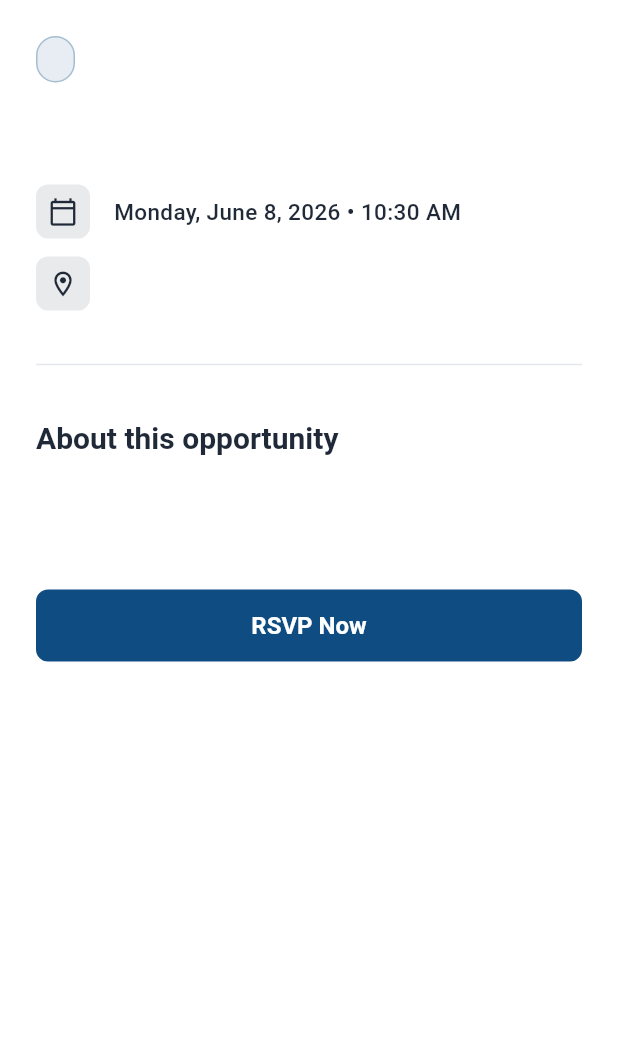
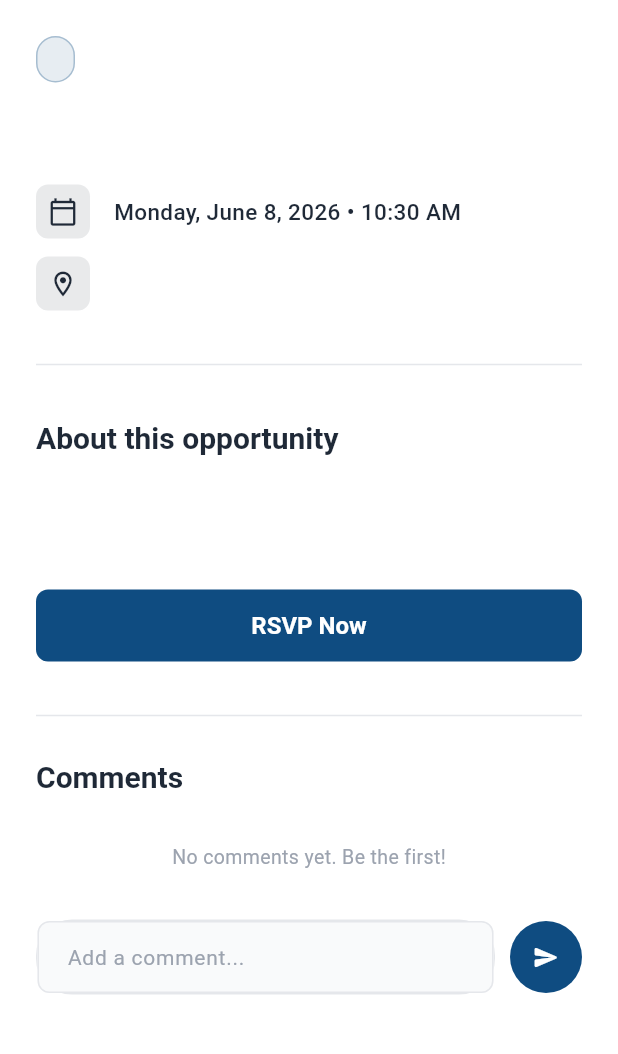
Before and after one commit to Anglebert-Dev/alu-connect, a Flutter app: the EventDetailsScreen screen opened directly with empty values, on a phone screen of 412 x 824 dp, the part 84-1138 px from its top. Run offline on Flutter 3.47's test engine with Material 3 defaults, Android fonts, the phone set to English and light mode, and no system bars; our stand-ins replace device_preview, shared_preferences; accounts and stored records are empty.

Commit message:
feat: implement comment and reply system with thread support for event discussions

```diff
--- /dev/null
+++ b/lib/features/discussion/models/comment_model.dart
@@ -0,0 +1,19 @@
+class CommentModel {
+  final String id;
+  final String eventId;
+  final String userId;
+  final String userName;
+  final String text;
+  final DateTime timestamp;
+  final List<CommentModel> replies;
+
+  CommentModel({
+    required this.id,
+    required this.eventId,
+    required this.userId,
+    required this.userName,
+    required this.text,
+    required this.timestamp,
+    List<CommentModel>? replies,
+  }) : replies = replies ?? [];
+}
--- a/lib/features/discussion/presentation/chat_screen.dart
+++ b/lib/features/discussion/presentation/chat_screen.dart
@@ -57,7 +57,7 @@ class _ChatScreenState extends State<ChatScreen> {
     final messages = appProvider.getMessagesForEvent(widget.event.id);
 
     return Scaffold(
-      appBar: CustomAppBar(title: 'Live Chat', showBackButton: true),
+      appBar: const CustomAppBar(title: 'Live Chat', showBackButton: true),
       backgroundColor: AppColors.background,
       body: Column(
         children: [
--- /dev/null
+++ b/lib/features/discussion/presentation/widgets/comments_section.dart
@@ -0,0 +1,140 @@
+import 'package:flutter/material.dart';
+import 'package:provider/provider.dart';
+import '../../../../core/theme/app_colors.dart';
+import '../../../../providers/app_provider.dart';
+import '../../../../providers/auth_provider.dart';
+import '../../models/comment_model.dart';
+import 'comment_tile.dart';
+
+class CommentsSection extends StatefulWidget {
+  final String eventId;
+
+  const CommentsSection({super.key, required this.eventId});
+
+  @override
+  State<CommentsSection> createState() => _CommentsSectionState();
+}
+
+class _CommentsSectionState extends State<CommentsSection> {
+  final TextEditingController _commentController = TextEditingController();
+  CommentModel? _replyingTo;
+
+  void _submitComment() {
+    final text = _commentController.text.trim();
+    if (text.isEmpty) return;
+
+    final user = context.read<AuthProvider>().currentUser;
+    if (user == null) return;
+
+    final appProvider = context.read<AppProvider>();
+
+    if (_replyingTo != null) {
+      appProvider.addReply(
+        widget.eventId,
+        _replyingTo!.id,
+        text,
+        user.id,
+        user.fullName,
+      );
+    } else {
+      appProvider.addComment(widget.eventId, text, user.id, user.fullName);
+    }
+
+    _commentController.clear();
+    setState(() => _replyingTo = null);
+  }
+
+  @override
+  void dispose() {
+    _commentController.dispose();
+    super.dispose();
+  }
+
+  @override
+  Widget build(BuildContext context) {
+    final comments = context.watch<AppProvider>().getCommentsForEvent(widget.eventId);
+
+    return Column(
+      crossAxisAlignment: CrossAxisAlignment.start,
+      children: [
+        if (comments.isEmpty)
+          const Padding(
+            padding: EdgeInsets.symmetric(vertical: 16.0),
+            child: Center(
+              child: Text(
+                'No comments yet. Be the first!',
+                style: TextStyle(color: AppColors.textLight, fontSize: 13),
+              ),
+            ),
+          )
+        else
+          ListView.separated(
+            shrinkWrap: true,
+            physics: const NeverScrollableScrollPhysics(),
+            itemCount: comments.length,
+            separatorBuilder: (_, _) => const Divider(height: 24),
+            itemBuilder: (context, index) => CommentTile(
+              comment: comments[index],
+              onReplyTap: (comment) => setState(() => _replyingTo = comment),
+            ),
+          ),
+        const SizedBox(height: 16),
+        if (_replyingTo != null)
+          Padding(
+            padding: const EdgeInsets.only(bottom: 8.0),
+            child: Row(
+              children: [
+                Text(
+                  'Replying to ${_replyingTo!.userName}',
+                  style: const TextStyle(
+                    fontSize: 12,
+                    color: AppColors.primary,
+                    fontWeight: FontWeight.w600,
+                  ),
+                ),
+                const SizedBox(width: 8),
+                GestureDetector(
+                  onTap: () => setState(() => _replyingTo = null),
+                  child: const Icon(Icons.close, size: 16, color: AppColors.textLight),
+                ),
+              ],
+            ),
+          ),
+        Row(
+          children: [
+            Expanded(
+              child: Container(
+                decoration: BoxDecoration(
+                  color: AppColors.surface,
+                  borderRadius: BorderRadius.circular(24),
+                  border: Border.all(color: AppColors.border),
+                ),
+                child: TextField(
+                  controller: _commentController,
+                  textInputAction: TextInputAction.send,
+                  onSubmitted: (_) => _submitComment(),
+                  decoration: InputDecoration(
+                    hintText: _replyingTo != null ? 'Write a reply...' : 'Add a comment...',
+                    border: InputBorder.none,
+                    contentPadding: const EdgeInsets.symmetric(horizontal: 16, vertical: 12),
+                  ),
+                ),
+              ),
+            ),
+            const SizedBox(width: 10),
+            Container(
+              decoration: const BoxDecoration(
+                color: AppColors.primary,
+                shape: BoxShape.circle,
+              ),
+              child: IconButton(
+                icon: const Icon(Icons.send_rounded, color: Colors.white, size: 18),
+                onPressed: _submitComment,
+              ),
+            ),
+          ],
+        ),
+      ],
+    );
+  }
+}
--- a/lib/features/events/presentation/event_details_screen.dart
+++ b/lib/features/events/presentation/event_details_screen.dart
@@ -9,6 +9,7 @@ import '../../../core/widgets/custom_button.dart';
 import '../../../providers/app_provider.dart';
 import '../../../providers/auth_provider.dart';
 import '../../discussion/presentation/chat_screen.dart';
+import '../../discussion/presentation/widgets/comments_section.dart';
 import '../models/event_model.dart';
 
 class EventDetailsScreen extends StatelessWidget {
@@ -136,6 +137,16 @@ class EventDetailsScreen extends StatelessWidget {
                     },
                   ),
                   const SizedBox(height: AppConstants.paddingLarge),
+
+                  const Divider(),
+                  const SizedBox(height: AppConstants.paddingDefault),
+                  Text(
+                    'Comments',
+                    style: Theme.of(context).textTheme.titleLarge,
+                  ),
+                  const SizedBox(height: AppConstants.paddingDefault),
+                  CommentsSection(eventId: event.id),
+                  const SizedBox(height: AppConstants.paddingLarge * 4),
                 ],
               ),
             ),
@@ -178,7 +189,7 @@ class EventDetailsScreen extends StatelessWidget {
         Expanded(
           child: Text(
             text,
-            style: TextStyle(
+            style: const TextStyle(
               fontSize: 15,
               fontWeight: FontWeight.w500,
               color: AppColors.textPrimary,
--- a/lib/providers/app_provider.dart
+++ b/lib/providers/app_provider.dart
@@ -1,4 +1,5 @@
 import 'package:flutter/material.dart';
+import '../features/discussion/models/comment_model.dart';
 import '../features/discussion/models/message_model.dart';
 import '../features/events/models/event_model.dart';
 
@@ -61,6 +62,37 @@ class AppProvider with ChangeNotifier {
         timestamp: DateTime.now().subtract(const Duration(hours: 1)),
       ),
     ]
+  };
+
+  final Map<String, List<CommentModel>> _comments = {
+    'event_2': [
+      CommentModel(
+        id: 'comment_1',
+        eventId: 'event_2',
+        userId: 'user_4',
+        userName: 'Maria Santos',
+        text: 'Will there be any recorded sessions for those who cannot attend?',
+        timestamp: DateTime.now().subtract(const Duration(hours: 5)),
+        replies: [
+          CommentModel(
+            id: 'reply_1',
+            eventId: 'event_2',
+            userId: 'organizer_1',
+            userName: 'Jane Organizer',
+            text: 'Yes! All sessions will be recorded and shared afterward.',
+            timestamp: DateTime.now().subtract(const Duration(hours: 4)),
+          ),
+        ],
+      ),
+      CommentModel(
+        id: 'comment_2',
+        eventId: 'event_2',
+        userId: 'user_5',
+        userName: 'David Kim',
+        text: 'What should we bring to the workshop?',
+        timestamp: DateTime.now().subtract(const Duration(hours: 3)),
+      ),
+    ],
   };
 
   List<EventModel> get opportunities => _opportunities;
@@ -141,6 +173,40 @@ class AppProvider with ChangeNotifier {
     notifyListeners();
   }
 
+  List<CommentModel> getCommentsForEvent(String eventId) {
+    return _comments[eventId] ?? [];
+  }
+
+  void addComment(String eventId, String text, String userId, String userName) {
+    final comment = CommentModel(
+      id: DateTime.now().millisecondsSinceEpoch.toString(),
+      eventId: eventId,
+      userId: userId,
+      userName: userName,
+      text: text,
+      timestamp: DateTime.now(),
+    );
+    _comments.putIfAbsent(eventId, () => []).insert(0, comment);
+    notifyListeners();
+  }
+
+  void addReply(String eventId, String commentId, String text, String userId, String userName) {
+    final comments = _comments[eventId];
+    if (comments == null) return;
+    final index = comments.indexWhere((c) => c.id == commentId);
+    if (index == -1) return;
+    final reply = CommentModel(
+      id: DateTime.now().millisecondsSinceEpoch.toString(),
+      eventId: eventId,
+      userId: userId,
+      userName: userName,
+      text: text,
+      timestamp: DateTime.now(),
+    );
+    comments[index].replies.add(reply);
+    notifyListeners();
+  }
+
   Future<bool> createOpportunity({
     required String title,
     required String description,
```
Also changed, not shown: lib/features/discussion/presentation/widgets/comment_tile.dart (added, +114 -0 lines).
